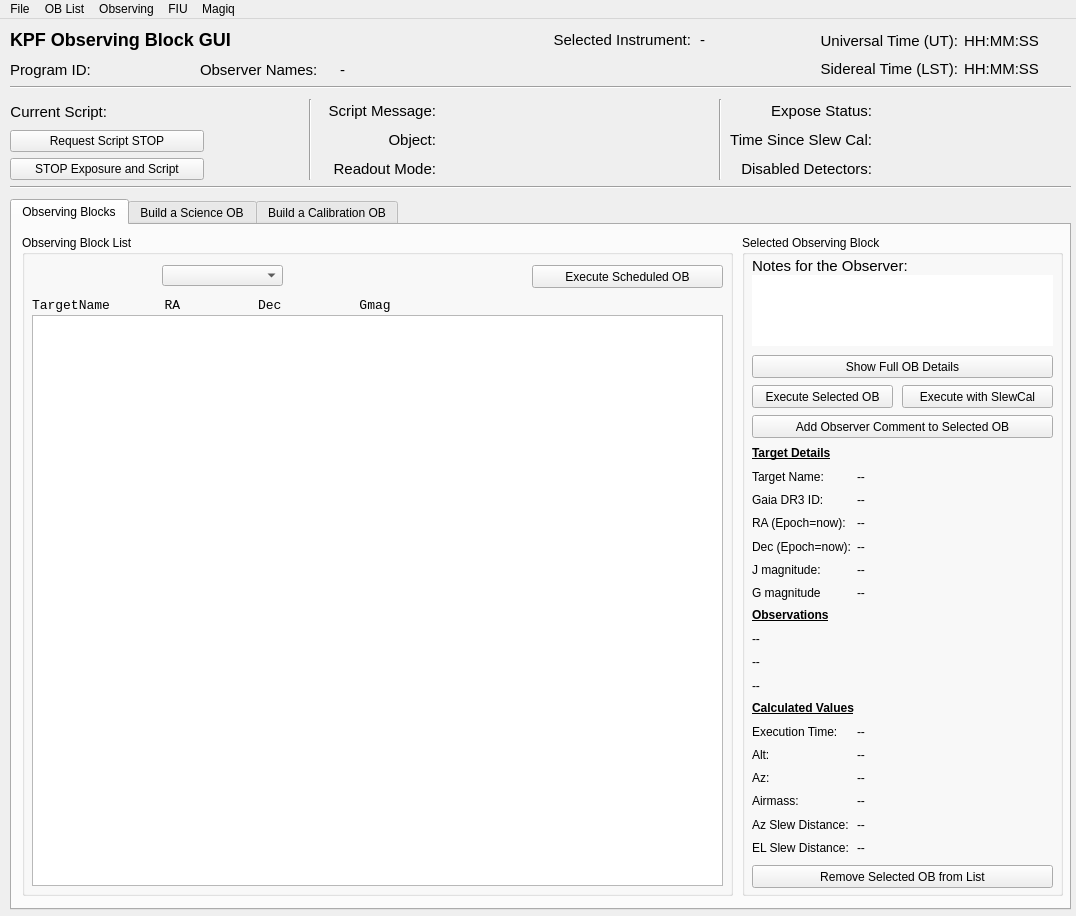
First picture: the form in kpf/OB_GUI/KPF_OB_GUI.ui, repository KeckObservatory/KPFTranslator, before the edit.
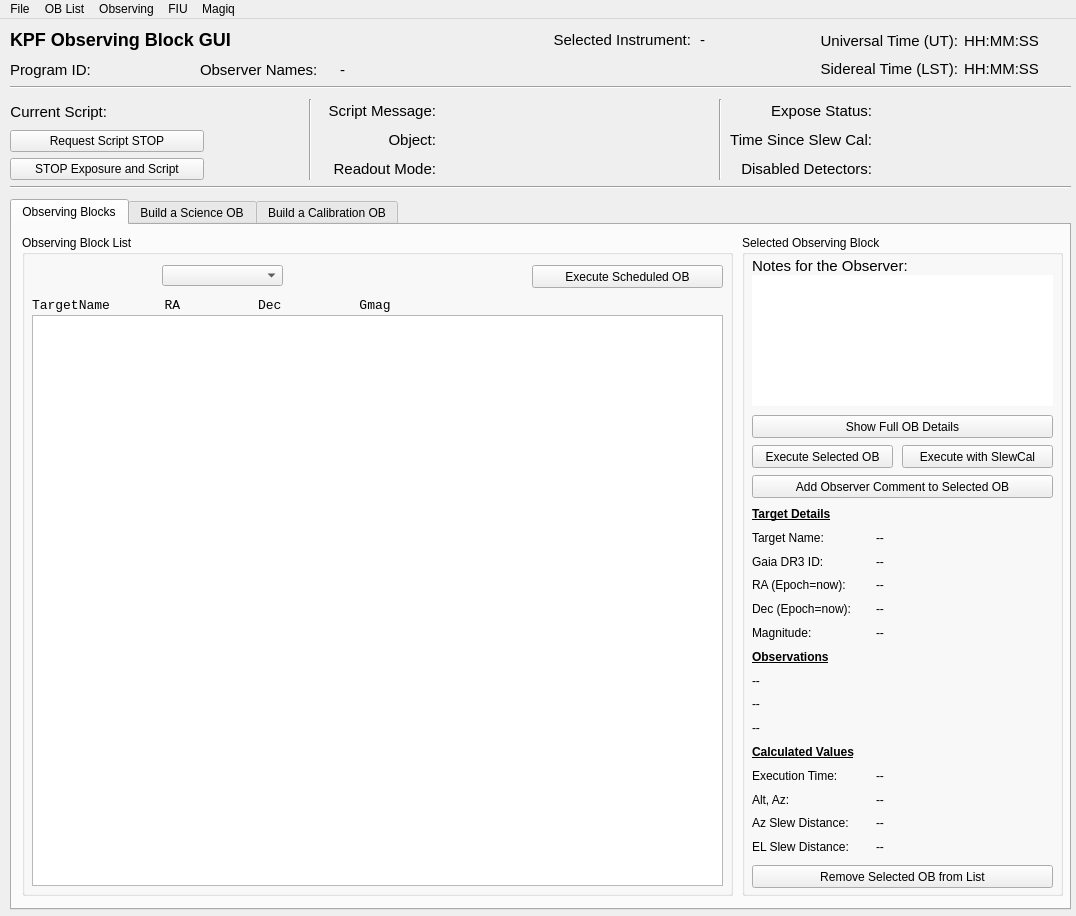
Second picture: the form after the edit.

Commit message: Make selected OB info more compact, expand comment area

Diff of the .ui file:
```diff
--- a/kpf/OB_GUI/KPF_OB_GUI.ui
+++ b/kpf/OB_GUI/KPF_OB_GUI.ui
@@ -486,7 +486,7 @@
        <property name="geometry">
         <rect>
          <x>10</x>
-         <y>150</y>
+         <y>210</y>
          <width>141</width>
          <height>23</height>
         </rect>
@@ -499,7 +499,7 @@
        <property name="geometry">
         <rect>
          <x>10</x>
-         <y>120</y>
+         <y>180</y>
          <width>301</width>
          <height>23</height>
         </rect>
@@ -512,30 +512,30 @@
        <property name="geometry">
         <rect>
          <x>10</x>
-         <y>210</y>
+         <y>270</y>
          <width>301</width>
-         <height>411</height>
+         <height>351</height>
         </rect>
        </property>
-       <layout class="QGridLayout" name="gridLayout_3" columnstretch="35,75">
-        <item row="6" column="0">
-         <widget class="QLabel" name="label_47">
+       <layout class="QGridLayout" name="gridLayout_3" columnstretch="40,60">
+        <item row="11" column="1">
+         <widget class="QLabel" name="SOB_ExecutionTime">
           <property name="text">
-           <string>G magnitude</string>
+           <string>--</string>
+          </property>
+         </widget>
+        </item>
+        <item row="12" column="1">
+         <widget class="QLabel" name="SOB_AltAz">
+          <property name="text">
+           <string>--</string>
           </property>
          </widget>
         </item>
         <item row="14" column="0">
-         <widget class="QLabel" name="label_69">
+         <widget class="QLabel" name="label_65">
           <property name="text">
-           <string>Az:</string>
-          </property>
-         </widget>
-        </item>
-        <item row="3" column="0">
-         <widget class="QLabel" name="TargetRALabel">
-          <property name="text">
-           <string>RA (Epoch=now):</string>
+           <string>EL Slew Distance:</string>
           </property>
          </widget>
         </item>
@@ -546,17 +546,17 @@
           </property>
          </widget>
         </item>
-        <item row="17" column="1">
-         <widget class="QLabel" name="SOB_ELSlew">
+        <item row="1" column="1">
+         <widget class="QLabel" name="SOB_TargetName">
           <property name="text">
            <string>--</string>
           </property>
          </widget>
         </item>
-        <item row="12" column="1">
-         <widget class="QLabel" name="SOB_ExecutionTime">
+        <item row="10" column="0" colspan="2">
+         <widget class="QLabel" name="label_72">
           <property name="text">
-           <string>--</string>
+           <string>&lt;html&gt;&lt;head/&gt;&lt;body&gt;&lt;p&gt;&lt;span style=&quot; font-weight:600; text-decoration: underline;&quot;&gt;Calculated Values&lt;/span&gt;&lt;/p&gt;&lt;/body&gt;&lt;/html&gt;</string>
           </property>
          </widget>
         </item>
@@ -567,29 +567,64 @@
           </property>
          </widget>
         </item>
-        <item row="16" column="0">
+        <item row="7" column="0" colspan="2">
+         <widget class="QLabel" name="SOB_Observation1">
+          <property name="text">
+           <string>--</string>
+          </property>
+         </widget>
+        </item>
+        <item row="14" column="1">
+         <widget class="QLabel" name="SOB_ELSlew">
+          <property name="text">
+           <string>--</string>
+          </property>
+         </widget>
+        </item>
+        <item row="11" column="0">
+         <widget class="QLabel" name="label_3">
+          <property name="text">
+           <string>Execution Time:</string>
+          </property>
+         </widget>
+        </item>
+        <item row="12" column="0">
+         <widget class="QLabel" name="label_70">
+          <property name="text">
+           <string>Alt, Az:</string>
+          </property>
+         </widget>
+        </item>
+        <item row="8" column="0" colspan="2">
+         <widget class="QLabel" name="SOB_Observation2">
+          <property name="text">
+           <string>--</string>
+          </property>
+         </widget>
+        </item>
+        <item row="2" column="0">
+         <widget class="QLabel" name="label_4">
+          <property name="text">
+           <string>Gaia DR3 ID:</string>
+          </property>
+         </widget>
+        </item>
+        <item row="5" column="1">
+         <widget class="QLabel" name="SOB_Mags">
+          <property name="text">
+           <string>--</string>
+          </property>
+         </widget>
+        </item>
+        <item row="13" column="0">
          <widget class="QLabel" name="label_64">
           <property name="text">
            <string>Az Slew Distance:</string>
           </property>
          </widget>
         </item>
-        <item row="1" column="0">
-         <widget class="QLabel" name="TargetNameLabel">
-          <property name="text">
-           <string>Target Name:</string>
-          </property>
-         </widget>
-        </item>
-        <item row="8" column="0" colspan="2">
-         <widget class="QLabel" name="SOB_Observation1">
-          <property name="text">
-           <string>--</string>
-          </property>
-         </widget>
-        </item>
-        <item row="16" column="1">
-         <widget class="QLabel" name="SOB_AzSlew">
+        <item row="4" column="1">
+         <widget class="QLabel" name="SOB_TargetDec">
           <property name="text">
            <string>--</string>
           </property>
@@ -602,92 +637,36 @@
           </property>
          </widget>
         </item>
-        <item row="15" column="1">
-         <widget class="QLabel" name="SOB_Airmass">
-          <property name="text">
-           <string>--</string>
-          </property>
-         </widget>
-        </item>
-        <item row="15" column="0">
-         <widget class="QLabel" name="label_61">
-          <property name="text">
-           <string>Airmass:</string>
-          </property>
-         </widget>
-        </item>
-        <item row="0" column="0">
-         <widget class="QLabel" name="label_73">
-          <property name="text">
-           <string>&lt;html&gt;&lt;head/&gt;&lt;body&gt;&lt;p&gt;&lt;span style=&quot; font-weight:600; text-decoration: underline;&quot;&gt;Target Details&lt;/span&gt;&lt;/p&gt;&lt;/body&gt;&lt;/html&gt;</string>
-          </property>
-         </widget>
-        </item>
         <item row="13" column="1">
-         <widget class="QLabel" name="SOB_EL">
+         <widget class="QLabel" name="SOB_AzSlew">
           <property name="text">
            <string>--</string>
           </property>
          </widget>
         </item>
-        <item row="7" column="0">
+        <item row="3" column="0">
+         <widget class="QLabel" name="TargetRALabel">
+          <property name="text">
+           <string>RA (Epoch=now):</string>
+          </property>
+         </widget>
+        </item>
+        <item row="6" column="0">
          <widget class="QLabel" name="label_74">
           <property name="text">
            <string>&lt;html&gt;&lt;head/&gt;&lt;body&gt;&lt;p&gt;&lt;span style=&quot; font-weight:600; text-decoration: underline;&quot;&gt;Observations&lt;/span&gt;&lt;/p&gt;&lt;/body&gt;&lt;/html&gt;</string>
           </property>
          </widget>
         </item>
-        <item row="12" column="0">
-         <widget class="QLabel" name="label_3">
+        <item row="1" column="0">
+         <widget class="QLabel" name="TargetNameLabel">
           <property name="text">
-           <string>Execution Time:</string>
-          </property>
-         </widget>
-        </item>
-        <item row="4" column="1">
-         <widget class="QLabel" name="SOB_TargetDec">
-          <property name="text">
-           <string>--</string>
-          </property>
-         </widget>
-        </item>
-        <item row="1" column="1">
-         <widget class="QLabel" name="SOB_TargetName">
-          <property name="text">
-           <string>--</string>
-          </property>
-         </widget>
-        </item>
-        <item row="17" column="0">
-         <widget class="QLabel" name="label_65">
-          <property name="text">
-           <string>EL Slew Distance:</string>
-          </property>
-         </widget>
-        </item>
-        <item row="6" column="1">
-         <widget class="QLabel" name="SOB_Gmag">
-          <property name="text">
-           <string>--</string>
+           <string>Target Name:</string>
           </property>
          </widget>
         </item>
         <item row="9" column="0" colspan="2">
-         <widget class="QLabel" name="SOB_Observation2">
-          <property name="text">
-           <string>--</string>
-          </property>
-         </widget>
-        </item>
-        <item row="13" column="0">
-         <widget class="QLabel" name="label_70">
-          <property name="text">
-           <string>Alt:</string>
-          </property>
-         </widget>
-        </item>
-        <item row="14" column="1">
-         <widget class="QLabel" name="SOB_Az">
+         <widget class="QLabel" name="SOB_Observation3">
           <property name="text">
            <string>--</string>
           </property>
@@ -696,35 +675,14 @@
         <item row="5" column="0">
          <widget class="QLabel" name="label_45">
           <property name="text">
-           <string>J magnitude:</string>
+           <string>Magnitude:</string>
           </property>
          </widget>
         </item>
-        <item row="5" column="1">
-         <widget class="QLabel" name="SOB_Jmag">
+        <item row="0" column="0">
+         <widget class="QLabel" name="label_73">
           <property name="text">
-           <string>--</string>
-          </property>
-         </widget>
-        </item>
-        <item row="2" column="0">
-         <widget class="QLabel" name="label_4">
-          <property name="text">
-           <string>Gaia DR3 ID:</string>
-          </property>
-         </widget>
-        </item>
-        <item row="10" column="0" colspan="2">
-         <widget class="QLabel" name="SOB_Observation3">
-          <property name="text">
-           <string>--</string>
-          </property>
-         </widget>
-        </item>
-        <item row="11" column="0" colspan="2">
-         <widget class="QLabel" name="label_72">
-          <property name="text">
-           <string>&lt;html&gt;&lt;head/&gt;&lt;body&gt;&lt;p&gt;&lt;span style=&quot; font-weight:600; text-decoration: underline;&quot;&gt;Calculated Values&lt;/span&gt;&lt;/p&gt;&lt;/body&gt;&lt;/html&gt;</string>
+           <string>&lt;html&gt;&lt;head/&gt;&lt;body&gt;&lt;p&gt;&lt;span style=&quot; font-weight:600; text-decoration: underline;&quot;&gt;Target Details&lt;/span&gt;&lt;/p&gt;&lt;/body&gt;&lt;/html&gt;</string>
           </property>
          </widget>
         </item>
@@ -736,7 +694,7 @@
          <x>10</x>
          <y>40</y>
          <width>301</width>
-         <height>71</height>
+         <height>131</height>
         </rect>
        </property>
        <property name="font">
@@ -780,7 +738,7 @@
        <property name="geometry">
         <rect>
          <x>10</x>
-         <y>180</y>
+         <y>240</y>
          <width>301</width>
          <height>23</height>
         </rect>
@@ -806,7 +764,7 @@
        <property name="geometry">
         <rect>
          <x>160</x>
-         <y>150</y>
+         <y>210</y>
          <width>151</width>
          <height>23</height>
         </rect>
```
The commit also changes 1 other file.
